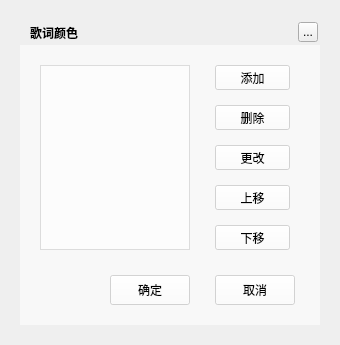
This is TTKCore/musicUi/musicLrcmanager/musiclrccolorwidget.ui in Greedysky/TTKMusicPlayer as Qt 5 draws it before an edit. The edited form follows.
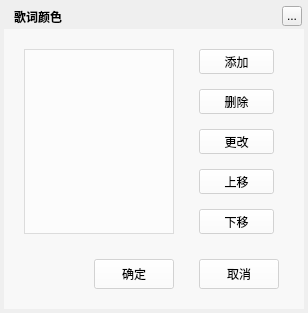
This is the edited form.

What changed in the file:
```diff
--- a/TTKCore/musicUi/musicLrcmanager/musiclrccolorwidget.ui
+++ b/TTKCore/musicUi/musicLrcmanager/musiclrccolorwidget.ui
@@ -6,8 +6,8 @@
    <rect>
     <x>0</x>
     <y>0</y>
-    <width>340</width>
-    <height>345</height>
+    <width>308</width>
+    <height>313</height>
    </rect>
   </property>
   <property name="windowTitle">
@@ -16,8 +16,8 @@
   <widget class="QLabel" name="background">
    <property name="geometry">
     <rect>
-     <x>20</x>
-     <y>20</y>
+     <x>4</x>
+     <y>4</y>
      <width>300</width>
      <height>305</height>
     </rect>
@@ -29,8 +29,8 @@
   <widget class="QLabel" name="topTitleName">
    <property name="geometry">
     <rect>
-     <x>30</x>
-     <y>20</y>
+     <x>14</x>
+     <y>4</y>
      <width>91</width>
      <height>25</height>
     </rect>
@@ -45,8 +45,8 @@
   <widget class="QToolButton" name="topTitleCloseButton">
    <property name="geometry">
     <rect>
-     <x>298</x>
-     <y>22</y>
+     <x>282</x>
+     <y>6</y>
      <width>20</width>
      <height>20</height>
     </rect>
@@ -58,8 +58,8 @@
   <widget class="QWidget" name="backgroundMask" native="true">
    <property name="geometry">
     <rect>
-     <x>20</x>
-     <y>45</y>
+     <x>4</x>
+     <y>29</y>
      <width>300</width>
      <height>280</height>
     </rect>
```
